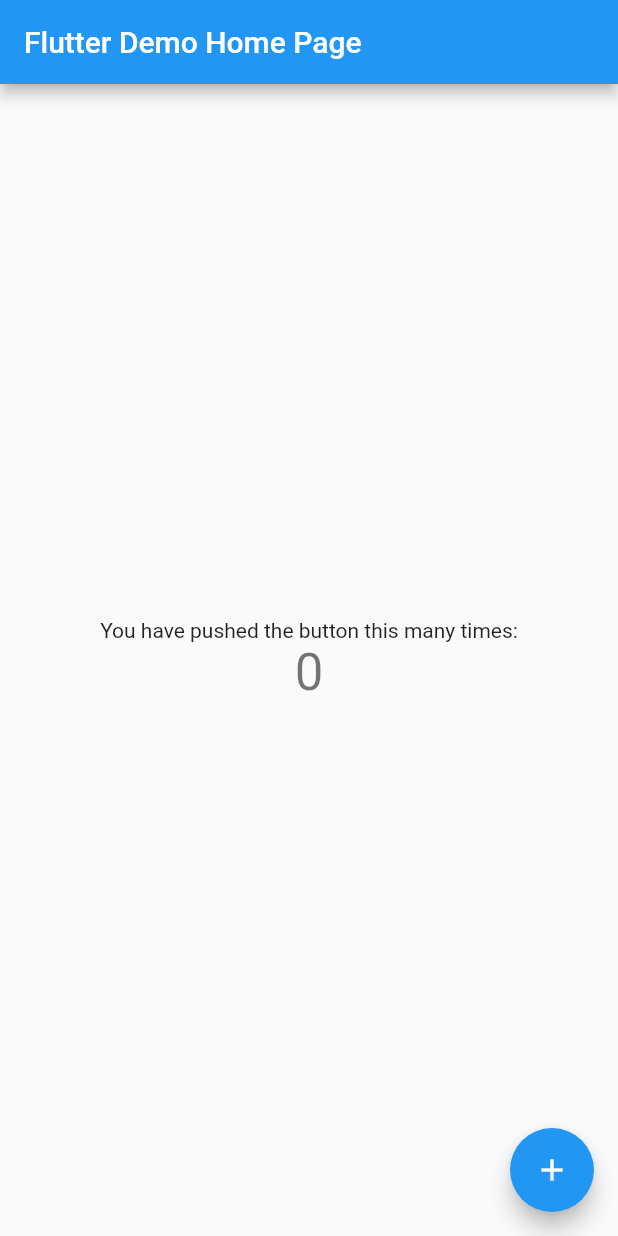
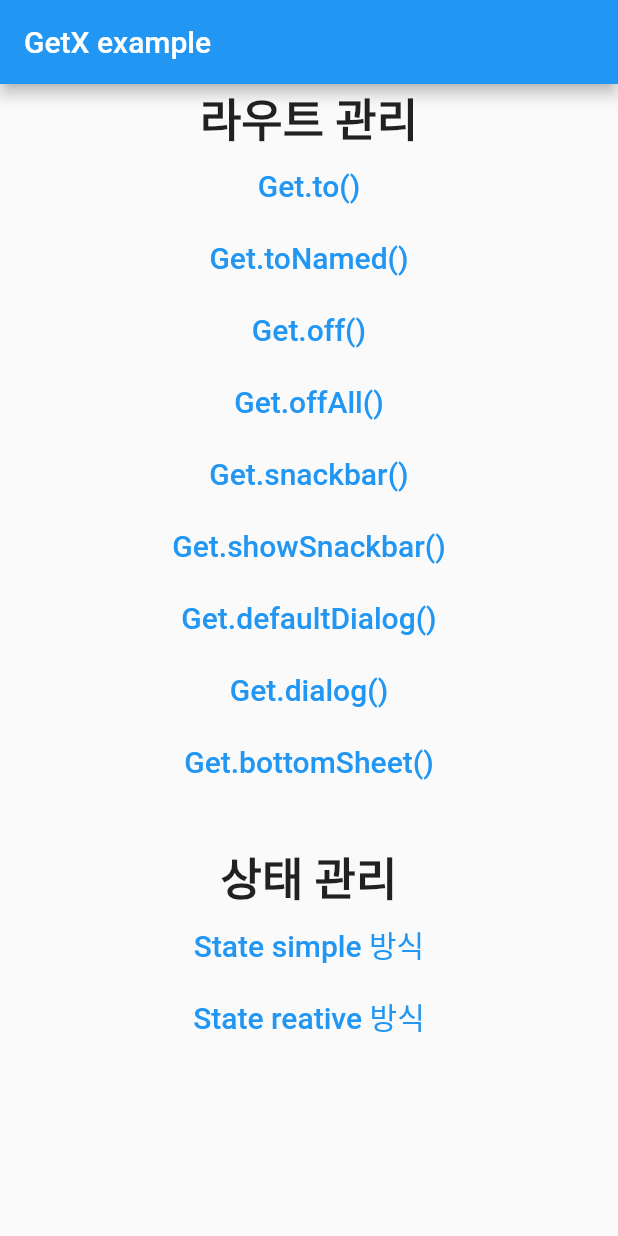
Before and after one commit to dfassf/getx_test, a Flutter app: the screen it shows after launch, on a phone screen of 412 x 824 dp. Run offline on Flutter 3.47's test engine with Material 2 defaults, Android fonts, the phone set to English and light mode, and no system bars; our stand-ins replace get.

```diff
--- a/lib/main.dart
+++ b/lib/main.dart
@@ -1,115 +1,174 @@
 import 'package:flutter/material.dart';
+import 'package:get/get.dart';
+import './route/get_to.dart';
+import './pages/state_simple.dart';
+import './pages/state_reactive.dart';
 
 void main() {
-  runApp(const MyApp());
+  runApp(MyApp());
 }
 
 class MyApp extends StatelessWidget {
-  const MyApp({Key? key}) : super(key: key);
-
   // This widget is the root of your application.
   @override
   Widget build(BuildContext context) {
-    return MaterialApp(
-      title: 'Flutter Demo',
-      theme: ThemeData(
-        // This is the theme of your application.
-        //
-        // Try running your application with "flutter run". You'll see the
-        // application has a blue toolbar. Then, without quitting the app, try
-        // changing the primarySwatch below to Colors.green and then invoke
-        // "hot reload" (press "r" in the console where you ran "flutter run",
-        // or simply save your changes to "hot reload" in a Flutter IDE).
-        // Notice that the counter didn't reset back to zero; the application
-        // is not restarted.
-        primarySwatch: Colors.blue,
-      ),
-      home: const MyHomePage(title: 'Flutter Demo Home Page'),
+    return GetMaterialApp(
+      debugShowCheckedModeBanner: false,
+      title: 'GetX pratice',
+      home: HomePage(),
+      getPages: [
+        GetPage(
+          name: '/next',
+          page: () => GetTo(),
+        ),
+        GetPage(
+          name: '/state-simple',
+          page: () => StateSimple(),
+        ),
+        GetPage(
+          name: '/state-reative',
+          page: () => StateReactive(),
+        ),
+      ],
     );
   }
 }
 
-class MyHomePage extends StatefulWidget {
-  const MyHomePage({Key? key, required this.title}) : super(key: key);
-
-  // This widget is the home page of your application. It is stateful, meaning
-  // that it has a State object (defined below) that contains fields that affect
-  // how it looks.
-
-  // This class is the configuration for the state. It holds the values (in this
-  // case the title) provided by the parent (in this case the App widget) and
-  // used by the build method of the State. Fields in a Widget subclass are
-  // always marked "final".
-
-  final String title;
-
+class HomePage extends StatefulWidget {
   @override
-  State<MyHomePage> createState() => _MyHomePageState();
+  State<HomePage> createState() => _HomePageState();
 }
 
-class _MyHomePageState extends State<MyHomePage> {
-  int _counter = 0;
-
-  void _incrementCounter() {
-    setState(() {
-      // This call to setState tells the Flutter framework that something has
-      // changed in this State, which causes it to rerun the build method below
-      // so that the display can reflect the updated values. If we changed
-      // _counter without calling setState(), then the build method would not be
-      // called again, and so nothing would appear to happen.
-      _counter++;
-    });
+class _HomePageState extends State<HomePage> {
+  TextButton buildTextButton(Function fun, String text) {
+    return TextButton(
+      onPressed: () {
+        fun();
+      },
+      child: Text(
+        text,
+        style: TextStyle(
+          fontSize: 20,
+        ),
+      ),
+    );
   }
 
   @override
   Widget build(BuildContext context) {
-    // This method is rerun every time setState is called, for instance as done
-    // by the _incrementCounter method above.
-    //
-    // The Flutter framework has been optimized to make rerunning build methods
-    // fast, so that you can just rebuild anything that needs updating rather
-    // than having to individually change instances of widgets.
     return Scaffold(
-      appBar: AppBar(
-        // Here we take the value from the MyHomePage object that was created by
-        // the App.build method, and use it to set our appbar title.
-        title: Text(widget.title),
-      ),
+      appBar: AppBar(title: Text('GetX example')),
       body: Center(
-        // Center is a layout widget. It takes a single child and positions it
-        // in the middle of the parent.
         child: Column(
-          // Column is also a layout widget. It takes a list of children and
-          // arranges them vertically. By default, it sizes itself to fit its
-          // children horizontally, and tries to be as tall as its parent.
-          //
-          // Invoke "debug painting" (press "p" in the console, choose the
-          // "Toggle Debug Paint" action from the Flutter Inspector in Android
-          // Studio, or the "Toggle Debug Paint" command in Visual Studio Code)
-          // to see the wireframe for each widget.
-          //
-          // Column has various properties to control how it sizes itself and
-          // how it positions its children. Here we use mainAxisAlignment to
-          // center the children vertically; the main axis here is the vertical
-          // axis because Columns are vertical (the cross axis would be
-          // horizontal).
-          mainAxisAlignment: MainAxisAlignment.center,
-          children: <Widget>[
-            const Text(
-              'You have pushed the button this many times:',
+          children: [
+            Text(
+              "라우트 관리",
+              style: TextStyle(fontSize: 30, fontWeight: FontWeight.bold),
+            ),
+            buildTextButton(
+                  () {
+                Get.to(GetTo());
+              },
+              'Get.to()',
+            ),
+            buildTextButton(
+                  () {
+                Get.toNamed('/next');
+              },
+              'Get.toNamed()',
+            ),
+            buildTextButton(
+                  () {
+                Get.off(GetTo());
+              },
+              'Get.off()',
+            ),
+            buildTextButton(
+                  () {
+                Get.offAll(GetTo());
+              },
+              'Get.offAll()',
+            ),
+            buildTextButton(
+                  () {
+                Get.snackbar(
+                  'Snackbar',
+                  'Snackbar',
+                  snackPosition: SnackPosition.TOP,
+                );
+              },
+              'Get.snackbar()',
+            ),
+            buildTextButton(
+                  () {
+                Get.showSnackbar(
+                  GetBar(
+                    title: 'Snackbar',
+                    message: 'Snackbar',
+                    duration: Duration(seconds: 2),
+                    snackPosition: SnackPosition.BOTTOM,
+                  ),
+                );
+              },
+              'Get.showSnackbar()',
+            ),
+            buildTextButton(
+                  () {
+                Get.defaultDialog(title: 'Dialog', middleText: 'Dialog');
+              },
+              'Get.defaultDialog()',
+            ),
+            buildTextButton(
+                  () {
+                Get.dialog(
+                  Dialog(
+                    child: Container(
+                      height: 100,
+                      child: Center(
+                        child: Text('Dialog'),
+                      ),
+                    ),
+                  ),
+                );
+              },
+              'Get.dialog()',
+            ),
+            buildTextButton(
+                  () {
+                Get.bottomSheet(
+                  Container(
+                    height: 100,
+                    color: Colors.white,
+                    child: Center(
+                      child: Text('BottomSheet'),
+                    ),
+                  ),
+                );
+              },
+              'Get.bottomSheet()',
+            ),
+            SizedBox(
+              height: 30,
             ),
             Text(
-              '$_counter',
-              style: Theme.of(context).textTheme.headline4,
+              "상태 관리",
+              style: TextStyle(fontSize: 30, fontWeight: FontWeight.bold),
+            ),
+            buildTextButton(
+                  () {
+                Get.toNamed('/state-simple');
+              },
+              'State simple 방식',
+            ),
+            buildTextButton(
+                  () {
+                Get.toNamed('/state-reative');
+              },
+              'State reative 방식',
             ),
           ],
         ),
       ),
-      floatingActionButton: FloatingActionButton(
-        onPressed: _incrementCounter,
-        tooltip: 'Increment',
-        child: const Icon(Icons.add),
-      ), // This trailing comma makes auto-formatting nicer for build methods.
     );
   }
 }
--- a/pubspec.yaml
+++ b/pubspec.yaml
@@ -34,7 +34,7 @@ dependencies:
   # The following adds the Cupertino Icons font to your application.
   # Use with the CupertinoIcons class for iOS style icons.
   cupertino_icons: ^1.0.2
-
+  get: ^4.1.4
 dev_dependencies:
   flutter_test:
     sdk: flutter
```
Also changed, not shown: lib/controller/state_reactive_controller.dart (added, +39 -0 lines), lib/controller/state_simple_controller.dart (added, +10 -0 lines), lib/pages/state_reactive.dart (added, +48 -0 lines), lib/pages/state_simple.dart (added, +39 -0 lines), lib/route/get_to.dart (added, +28 -0 lines), pubspec.lock.
